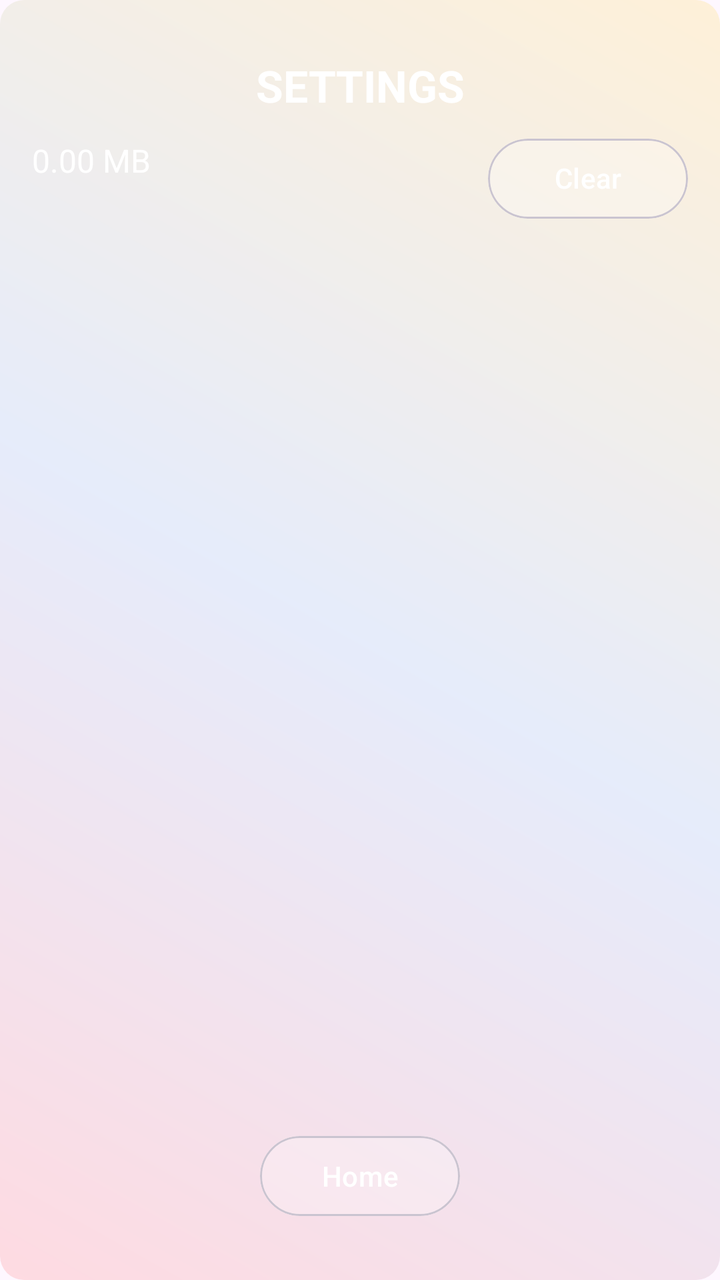
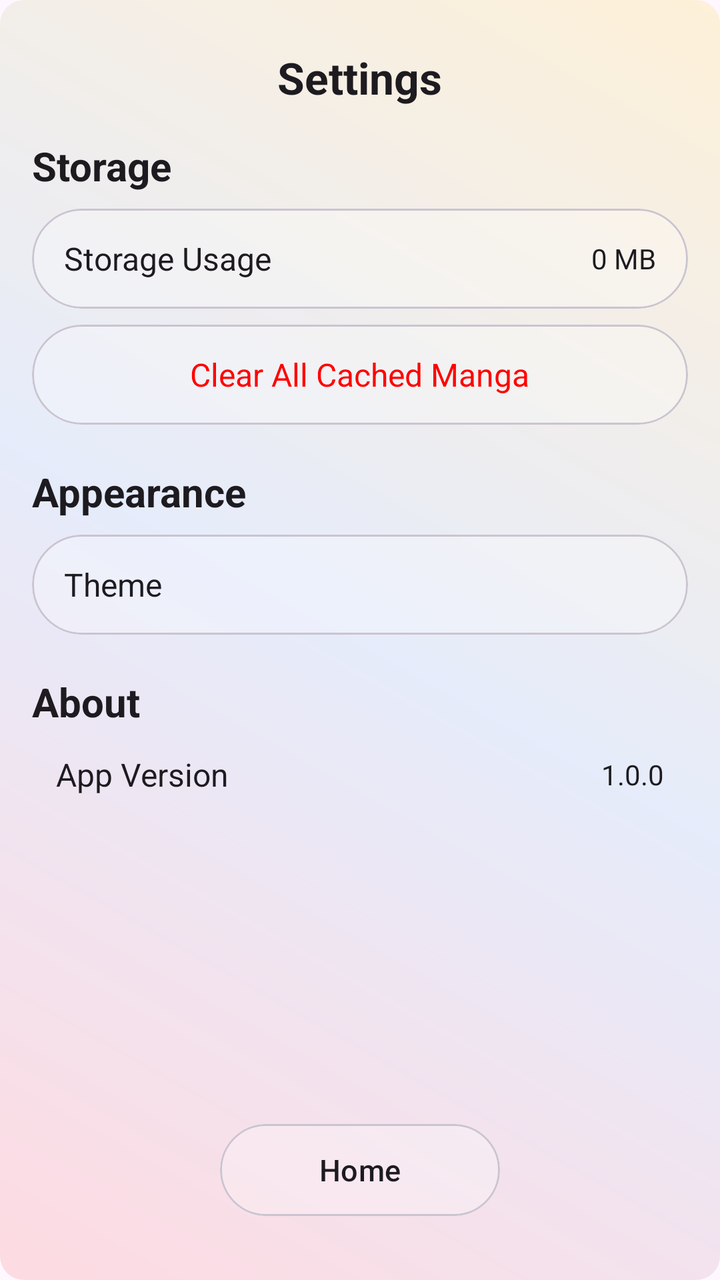

Two renders of the same Android screen: before a commit and after it. Below are the layout's source before the change and the commit's diff.
<!-- AndroidManifest.xml: application theme Theme.MangaV5 -->
<!-- res/layout/activity_settings_page.xml -->
<?xml version="1.0" encoding="utf-8"?>
<androidx.constraintlayout.widget.ConstraintLayout
    xmlns:android="http://schemas.android.com/apk/res/android"
    xmlns:app="http://schemas.android.com/apk/res-auto"
    android:layout_width="match_parent"
    android:layout_height="match_parent"
    android:fitsSystemWindows="true"
    android:padding="16dp"
    android:background="@drawable/bg_gradient">

    
    <TextView
        android:id="@+id/text_settings_title"
        android:layout_width="wrap_content"
        android:layout_height="wrap_content"
        android:text="SETTINGS"
        android:textSize="22sp"
        android:textStyle="bold"
        android:textColor="@android:color/white"
        android:gravity="center"
        app:layout_constraintTop_toTopOf="parent"
        app:layout_constraintStart_toStartOf="parent"
        app:layout_constraintEnd_toEndOf="parent"
        android:layout_marginTop="12dp"/>

    
    <TextView
        android:id="@+id/text_total_size"
        android:layout_width="wrap_content"
        android:layout_height="wrap_content"
        android:text="0.00 MB"
        android:textColor="@android:color/white"
        android:textSize="16sp"
        app:layout_constraintTop_toBottomOf="@id/text_settings_title"
        app:layout_constraintStart_toStartOf="parent"
        android:layout_marginTop="12dp"/>

    
    <FrameLayout
        android:id="@+id/button_clear_all_container"
        android:layout_width="100dp"
        android:layout_height="40dp"
        app:layout_constraintTop_toBottomOf="@id/text_settings_title"
        app:layout_constraintEnd_toEndOf="parent"
        android:layout_marginTop="12dp">

        <com.google.android.material.card.MaterialCardView
            android:layout_width="match_parent"
            android:layout_height="match_parent"
            app:cardCornerRadius="28dp"
            app:cardBackgroundColor="@android:color/transparent"
            android:clipChildren="false"
            android:clipToPadding="false">

            <View
                android:id="@+id/clearAllBlurBackground"
                android:layout_width="match_parent"
                android:layout_height="match_parent"
                android:background="@drawable/glass_bg" />
        </com.google.android.material.card.MaterialCardView>

        <Button
            android:id="@+id/button_clear_all"
            android:layout_width="match_parent"
            android:layout_height="match_parent"
            android:text="Clear All"
            android:textColor="@android:color/white"
            android:textSize="14sp"
            android:background="@android:color/transparent"
            android:gravity="center"/>
    </FrameLayout>

    
    <androidx.recyclerview.widget.RecyclerView
        android:id="@+id/recycler_settings_manga"
        android:layout_width="0dp"
        android:layout_height="0dp"
        android:clipToPadding="false"
        android:paddingTop="8dp"
        android:paddingBottom="8dp"
        app:layout_constraintTop_toBottomOf="@id/button_clear_all_container"
        app:layout_constraintStart_toStartOf="parent"
        app:layout_constraintEnd_toEndOf="parent"
        app:layout_constraintBottom_toTopOf="@id/button_home_container"/>

    
    <FrameLayout
        android:id="@+id/button_home_container"
        android:layout_width="100dp"
        android:layout_height="40dp"
        app:layout_constraintBottom_toBottomOf="parent"
        app:layout_constraintStart_toStartOf="parent"
        app:layout_constraintEnd_toEndOf="parent"
        android:layout_marginBottom="16dp">

        <com.google.android.material.card.MaterialCardView
            android:layout_width="match_parent"
            android:layout_height="match_parent"
            app:cardCornerRadius="28dp"
            app:cardBackgroundColor="@android:color/transparent"
            android:clipChildren="false"
            android:clipToPadding="false">

            <View
                android:id="@+id/homeBlurBackground"
                android:layout_width="match_parent"
                android:layout_height="match_parent"
                android:background="@drawable/glass_bg" />
        </com.google.android.material.card.MaterialCardView>

        <Button
            android:id="@+id/button_home"
            android:layout_width="match_parent"
            android:layout_height="match_parent"
            android:text="Home"
            android:textColor="@android:color/white"
            android:textSize="14sp"
            android:background="@android:color/transparent"
            android:gravity="center"/>
    </FrameLayout>

</androidx.constraintlayout.widget.ConstraintLayout>
<!-- resources referenced by this layout -->
<resources>
  <!-- drawable bg_gradient (drawable) -->
  <shape xmlns:android="http://schemas.android.com/apk/res/android"
      android:shape="rectangle">
  
      <gradient
          android:startColor="#33FF6B6B"
          android:centerColor="#3385C1E9"
          android:endColor="#33FFD93D"
          android:angle="45"
          android:type="linear"/>
  
      <corners android:radius="12dp"/>
  </shape>
  <!-- drawable glass_bg (drawable) -->
  <layer-list xmlns:android="http://schemas.android.com/apk/res/android">
  
      
      <item>
          <shape android:shape="rectangle">
              <solid android:color="@android:color/transparent"/>
              <corners android:radius="50dp"/>
              <stroke
                  android:width="1dp"
                  android:color="#80FFFFFF"/>
          </shape>
      </item>
  
      
      <item android:left="0dp" android:top="0dp" android:right="0dp" android:bottom="0dp">
          <shape android:shape="rectangle">
              <solid android:color="#40FFFFFF"/>
              <corners android:radius="50dp"/>
          </shape>
      </item>
  
  </layer-list>
  <style name="Theme.MangaV5" parent="Theme.MaterialComponents.DayNight.DarkActionBar">
          
          <item name="colorPrimary">@color/purple_500</item>
          <item name="colorPrimaryVariant">@color/purple_700</item>
          <item name="colorOnPrimary">@color/white</item>
          
          <item name="colorSecondary">@color/teal_200</item>
          <item name="colorSecondaryVariant">@color/teal_700</item>
          <item name="colorOnSecondary">@color/black</item>
          
          <item name="android:statusBarColor">?attr/colorPrimaryVariant</item>
          
      </style>
  <color name="purple_500">#FF6200EE</color>
  <color name="purple_700">#FF3700B3</color>
  <color name="white">#FFFFFFFF</color>
  <color name="teal_200">#FF03DAC5</color>
  <color name="teal_700">#FF018786</color>
  <color name="black">#FF000000</color>
</resources>

<!-- the commit's change to res/layout/activity_settings_page.xml (unified diff, before → after) -->
@@ -1,105 +1,246 @@
 <?xml version="1.0" encoding="utf-8"?>
-<androidx.constraintlayout.widget.ConstraintLayout
-    xmlns:android="http://schemas.android.com/apk/res/android"
+<androidx.constraintlayout.widget.ConstraintLayout xmlns:android="http://schemas.android.com/apk/res/android"
     xmlns:app="http://schemas.android.com/apk/res-auto"
     android:layout_width="match_parent"
     android:layout_height="match_parent"
-    android:fitsSystemWindows="true"
-    android:padding="16dp"
-    android:background="@drawable/bg_gradient">
-
-    
-    <TextView
-        android:id="@+id/text_settings_title"
-        android:layout_width="wrap_content"
-        android:layout_height="wrap_content"
-        android:text="SETTINGS"
-        android:textSize="22sp"
-        android:textStyle="bold"
-        android:textColor="@android:color/white"
-        android:gravity="center"
-        app:layout_constraintTop_toTopOf="parent"
+    android:background="@drawable/bg_gradient"
+    android:padding="16dp">
+
+    <ScrollView
+        android:id="@+id/scrollView"
+        android:layout_width="0dp"
+        android:layout_height="0dp"
+        app:layout_constraintBottom_toTopOf="@id/button_home_container"
+        app:layout_constraintEnd_toEndOf="parent"
         app:layout_constraintStart_toStartOf="parent"
-        app:layout_constraintEnd_toEndOf="parent"
-        android:layout_marginTop="12dp"/>
-
-    
-    <TextView
-        android:id="@+id/text_total_size"
-        android:layout_width="wrap_content"
-        android:layout_height="wrap_content"
-        android:text="0.00 MB"
-        android:textColor="@android:color/white"
-        android:textSize="16sp"
-        app:layout_constraintTop_toBottomOf="@id/text_settings_title"
-        app:layout_constraintStart_toStartOf="parent"
-        android:layout_marginTop="12dp"/>
+        app:layout_constraintTop_toTopOf="parent">
+
+        <LinearLayout
+            android:layout_width="match_parent"
+            android:layout_height="wrap_content"
+            android:orientation="vertical">
+
+            
+            <TextView
+                android:layout_width="wrap_content"
+                android:layout_height="wrap_content"
+                android:layout_marginTop="8dp"
+                android:text="Settings"
+                android:layout_gravity="center"
+                android:textColor="?android:attr/textColorPrimary"
+                android:textSize="22sp"
+                android:textStyle="bold" />
+
+            
+            <TextView
+                android:layout_width="wrap_content"
+                android:layout_height="wrap_content"
+                android:layout_marginTop="16dp"
+                android:text="Storage"
+                android:textColor="?android:attr/textColorPrimary"
+                android:textSize="20sp"
+                android:textStyle="bold" />
+
+            
+            <FrameLayout
+                android:id="@+id/item_storage_usage"
+                android:layout_width="match_parent"
+                android:layout_height="50dp"
+                android:layout_marginTop="8dp">
+
+                <com.google.android.material.card.MaterialCardView
+                    android:layout_width="match_parent"
+                    android:layout_height="match_parent"
+                    app:cardCornerRadius="28dp"
+                    app:cardBackgroundColor="@android:color/transparent"
+                    android:clipChildren="false"
+                    android:clipToPadding="false">
+
+                    <View
+                        android:id="@+id/storageBlurBackground"
+                        android:layout_width="match_parent"
+                        android:layout_height="match_parent"
+                        android:background="@drawable/glass_bg" />
+                </com.google.android.material.card.MaterialCardView>
+
+                <LinearLayout
+                    android:layout_width="match_parent"
+                    android:layout_height="match_parent"
+                    android:gravity="center_vertical|start"
+                    android:paddingStart="16dp"
+                    android:paddingEnd="16dp"
+                    android:orientation="horizontal">
+
+                    <TextView
+                        android:layout_width="0dp"
+                        android:layout_height="wrap_content"
+                        android:layout_weight="1"
+                        android:text="Storage Usage"
+                        android:textColor="?android:attr/textColorPrimary"
+                        android:textSize="16sp" />
+
+                    <TextView
+                        android:id="@+id/text_storage_size"
+                        android:layout_width="wrap_content"
+                        android:layout_height="wrap_content"
+                        android:text="0 MB"
+                        android:textColor="?android:attr/textColorPrimary"
+                        android:textSize="14sp" />
+                </LinearLayout>
+            </FrameLayout>
+
+            
+            <FrameLayout
+                android:id="@+id/item_clear_cache"
+                android:layout_width="match_parent"
+                android:layout_height="50dp"
+                android:layout_marginTop="8dp">
+
+                <com.google.android.material.card.MaterialCardView
+                    android:layout_width="match_parent"
+                    android:layout_height="match_parent"
+                    app:cardCornerRadius="28dp"
+                    app:cardBackgroundColor="@android:color/transparent"
+                    android:clipChildren="false"
+                    android:clipToPadding="false">
+
+                    <View
+                        android:id="@+id/cacheBlurBackground"
+                        android:layout_width="match_parent"
+                        android:layout_height="match_parent"
+                        android:background="@drawable/glass_bg" />
+                </com.google.android.material.card.MaterialCardView>
+
+                <LinearLayout
+                    android:layout_width="match_parent"
+                    android:layout_height="match_parent"
+                    android:gravity="center"
+                    android:orientation="horizontal">
+
+                    <TextView
+                        android:layout_width="wrap_content"
+                        android:layout_height="wrap_content"
+                        android:text="Clear All Cached Manga"
+                        android:textColor="@color/red"
+                        android:textSize="16sp" />
+                </LinearLayout>
+            </FrameLayout>
+
+
+            
+            <TextView
+                android:layout_width="wrap_content"
+                android:layout_height="wrap_content"
+                android:layout_marginTop="20dp"
+                android:text="Appearance"
+                android:textColor="?android:attr/textColorPrimary"
+                android:textSize="20sp"
+                android:textStyle="bold" />
+
+            
+            <FrameLayout
+                android:id="@+id/item_select_theme"
+                android:layout_width="match_parent"
+                android:layout_height="50dp"
+                android:layout_marginTop="8dp">
+
+                <com.google.android.material.card.MaterialCardView
+                    android:layout_width="match_parent"
+                    android:layout_height="match_parent"
+                    app:cardCornerRadius="28dp"
+                    app:cardBackgroundColor="@android:color/transparent"
+                    android:clipChildren="false"
+                    android:clipToPadding="false">
+
+                    <View
+                        android:id="@+id/themeBlurBackground"
+                        android:layout_width="match_parent"
+                        android:layout_height="match_parent"
+                        android:background="@drawable/glass_bg" />
+                </com.google.android.material.card.MaterialCardView>
+
+                <LinearLayout
+                    android:layout_width="match_parent"
+                    android:layout_height="match_parent"
+                    android:gravity="center_vertical|start"
+                    android:paddingStart="16dp"
+                    android:paddingEnd="16dp"
+                    android:orientation="horizontal">
+
+                    <TextView
+                        android:layout_width="0dp"
+                        android:layout_height="wrap_content"
+                        android:layout_weight="1"
+                        android:text="Theme"
+                        android:textColor="?android:attr/textColorPrimary"
+                        android:textSize="16sp" />
+
+                    <Spinner
+                        android:id="@+id/spinner_theme"
+                        android:layout_width="wrap_content"
+                        android:layout_height="wrap_content"
+                        android:spinnerMode="dropdown"
+                        android:background="@android:color/transparent"
+                        android:layout_marginStart="8dp"/>
+                </LinearLayout>
+            </FrameLayout>
+
+
+
+            
+            <TextView
+                android:layout_width="wrap_content"
+                android:layout_height="wrap_content"
+                android:layout_marginTop="20dp"
+                android:text="About"
+                android:textColor="?android:attr/textColorPrimary"
+                android:textSize="20sp"
+                android:textStyle="bold" />
+
+            
+            <LinearLayout
+                android:id="@+id/item_app_version"
+                android:layout_width="match_parent"
+                android:layout_height="wrap_content"
+                android:gravity="center_vertical"
+                android:orientation="horizontal"
+                android:padding="12dp">
+
+                <TextView
+                    android:layout_width="0dp"
+                    android:layout_height="wrap_content"
+                    android:layout_weight="1"
+                    android:text="App Version"
+                    android:textColor="?android:attr/textColorPrimary"
+                    android:textSize="16sp" />
+
+                <TextView
+                    android:id="@+id/text_app_version"
+                    android:layout_width="wrap_content"
+                    android:layout_height="wrap_content"
+                    android:text="1.0.0"
+                    android:textColor="?android:attr/textColorPrimary"
+                    android:textSize="14sp" />
+            </LinearLayout>
+
+        </LinearLayout>
+    </ScrollView>
 
     
     <FrameLayout
-        android:id="@+id/button_clear_all_container"
-        android:layout_width="100dp"
-        android:layout_height="40dp"
-        app:layout_constraintTop_toBottomOf="@id/text_settings_title"
+        android:id="@+id/button_home_container"
+        android:layout_width="140dp"
+        android:layout_height="46dp"
+        android:layout_marginBottom="16dp"
+        app:layout_constraintBottom_toBottomOf="parent"
         app:layout_constraintEnd_toEndOf="parent"
-        android:layout_marginTop="12dp">
+        app:layout_constraintStart_toStartOf="parent">
 
         <com.google.android.material.card.MaterialCardView
             android:layout_width="match_parent"
             android:layout_height="match_parent"
-            app:cardCornerRadius="28dp"
             app:cardBackgroundColor="@android:color/transparent"
-            android:clipChildren="false"
-            android:clipToPadding="false">
-
-            <View
-                android:id="@+id/clearAllBlurBackground"
-                android:layout_width="match_parent"
-                android:layout_height="match_parent"
-                android:background="@drawable/glass_bg" />
-        </com.google.android.material.card.MaterialCardView>
-
-        <Button
-            android:id="@+id/button_clear_all"
-            android:layout_width="match_parent"
-            android:layout_height="match_parent"
-            android:text="Clear All"
-            android:textColor="@android:color/white"
-            android:textSize="14sp"
-            android:background="@android:color/transparent"
-            android:gravity="center"/>
-    </FrameLayout>
-
-    
-    <androidx.recyclerview.widget.RecyclerView
-        android:id="@+id/recycler_settings_manga"
-        android:layout_width="0dp"
-        android:layout_height="0dp"
-        android:clipToPadding="false"
-        android:paddingTop="8dp"
-        android:paddingBottom="8dp"
-        app:layout_constraintTop_toBottomOf="@id/button_clear_all_container"
-        app:layout_constraintStart_toStartOf="parent"
-        app:layout_constraintEnd_toEndOf="parent"
-        app:layout_constraintBottom_toTopOf="@id/button_home_container"/>
-
-    
-    <FrameLayout
-        android:id="@+id/button_home_container"
-        android:layout_width="100dp"
-        android:layout_height="40dp"
-        app:layout_constraintBottom_toBottomOf="parent"
-        app:layout_constraintStart_toStartOf="parent"
-        app:layout_constraintEnd_toEndOf="parent"
-        android:layout_marginBottom="16dp">
-
-        <com.google.android.material.card.MaterialCardView
-            android:layout_width="match_parent"
-            android:layout_height="match_parent"
-            app:cardCornerRadius="28dp"
-            app:cardBackgroundColor="@android:color/transparent"
-            android:clipChildren="false"
-            android:clipToPadding="false">
+            app:cardCornerRadius="28dp">
 
             <View
                 android:id="@+id/homeBlurBackground"
@@ -112,11 +253,11 @@
             android:id="@+id/button_home"
             android:layout_width="match_parent"
             android:layout_height="match_parent"
+            android:background="@android:color/transparent"
+            android:gravity="center"
             android:text="Home"
-            android:textColor="@android:color/white"
-            android:textSize="14sp"
-            android:background="@android:color/transparent"
-            android:gravity="center"/>
+            android:textColor="?android:attr/textColorPrimary"
+            android:textSize="15sp" />
     </FrameLayout>
 
 </androidx.constraintlayout.widget.ConstraintLayout>
<!-- resource entries referenced after the edit -->
@@ -1,5 +1,6 @@
 <!-- resources referenced by this layout -->
 <resources>
+  <color name="red">#FF0000</color>
   <!-- drawable bg_gradient (drawable) -->
   <shape xmlns:android="http://schemas.android.com/apk/res/android"
       android:shape="rectangle">
